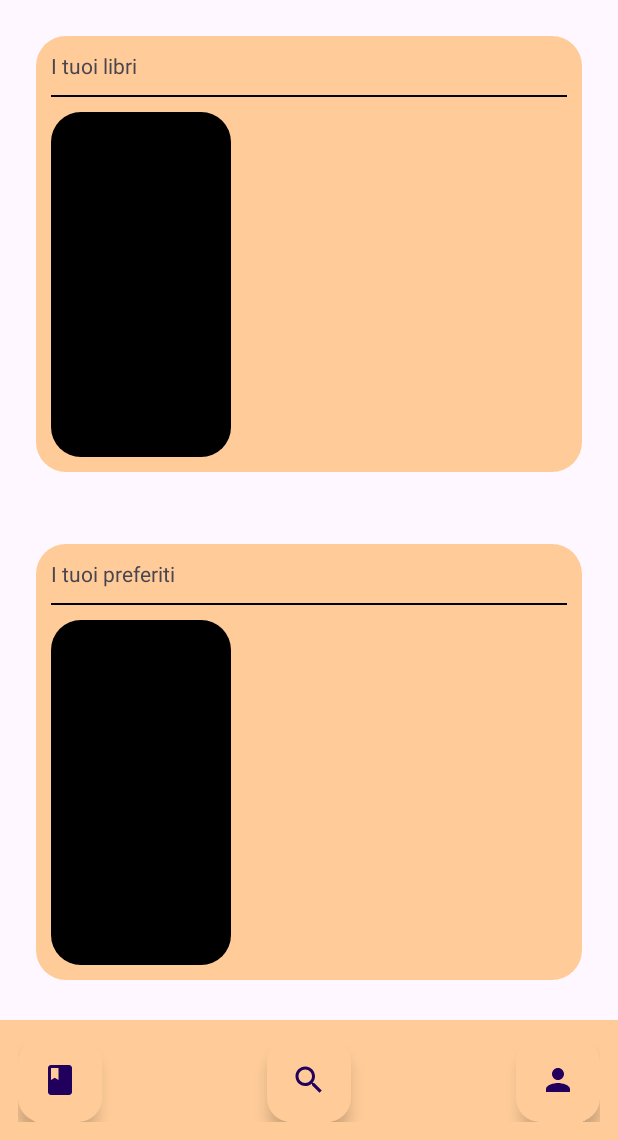
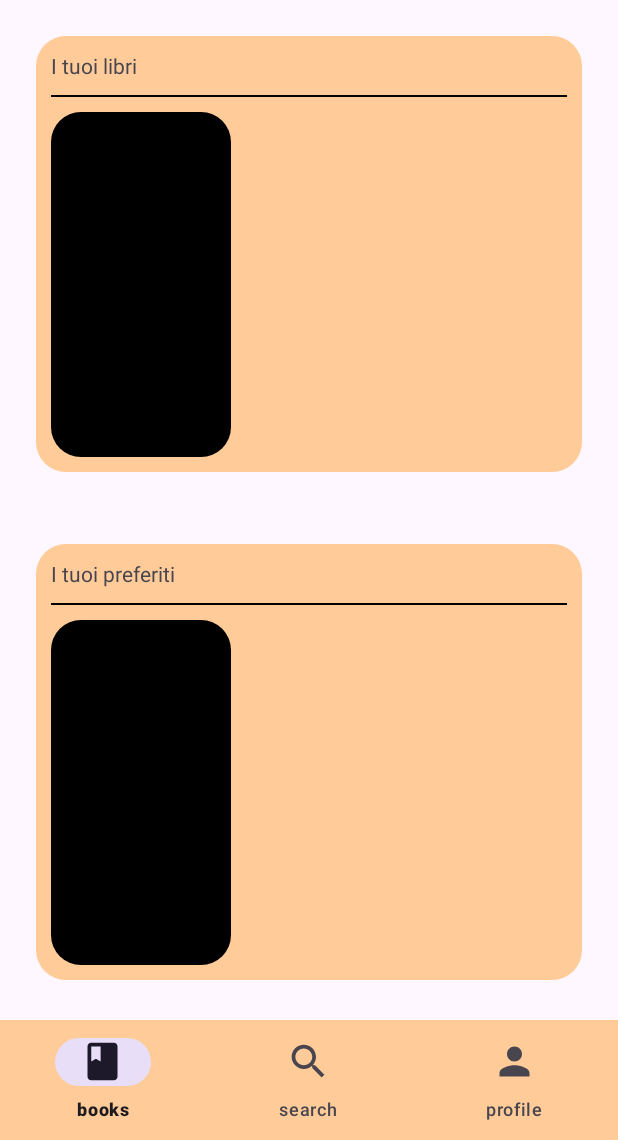
Before and after one commit to LorenzoColombo3/ReadTrack, an Android app: the layout books.xml on its own in the app's theme, with its tools: preview values and no code run, on a phone screen of 412 x 824 dp, the part 96-1236 px from its top. Run offline under Robolectric (Android 15) with nearby library versions, the phone set to English and light mode, and no system bars.

Commit message:
restiling barra di navigazione

```diff
--- a/app/src/main/java/com/example/readtrack/ui/WelcomeActivity.java
+++ b/app/src/main/java/com/example/readtrack/ui/WelcomeActivity.java
@@ -33,13 +33,12 @@ public class WelcomeActivity extends AppCompatActivity {
     @Override
     protected void onCreate(Bundle savedInstanceState) {
         super.onCreate(savedInstanceState);
-        setContentView(R.layout.search);
+        setContentView(R.layout.activity_welcome);
         if (Build.VERSION.SDK_INT >= Build.VERSION_CODES.LOLLIPOP) {
             getWindow().getDecorView().setSystemUiVisibility(
                     View.SYSTEM_UI_FLAG_LAYOUT_FULLSCREEN | View.SYSTEM_UI_FLAG_LAYOUT_STABLE);
             getWindow().setStatusBarColor(Color.TRANSPARENT);
         }
-    }/*
         textInputLayoutEmail = findViewById(R.id.text_input_layout_email);
         textInputLayoutPassword = findViewById(R.id.text_input_layout_password);
         final Button buttonLogin = findViewById(R.id.button_login);
@@ -110,5 +109,5 @@ public class WelcomeActivity extends AppCompatActivity {
             e.printStackTrace();
             Log.d(TAG, "login failed");
         }
-    }*/
+    }
 }
--- a/app/src/main/res/layout/books.xml
+++ b/app/src/main/res/layout/books.xml
@@ -37,7 +37,7 @@
         android:layout_width="wrap_content"
         android:layout_height="0dp"
         android:scrollbarSize="0dp"
-        app:layout_constraintBottom_toTopOf="@+id/coordinatorLayout2"
+        app:layout_constraintBottom_toTopOf="@+id/bottom_navigation"
         app:layout_constraintEnd_toEndOf="parent"
         app:layout_constraintStart_toStartOf="parent"
         app:layout_constraintTop_toBottomOf="@+id/topAppBar">
@@ -192,37 +192,13 @@
 
     </ScrollView>
 
-    <androidx.coordinatorlayout.widget.CoordinatorLayout
-        android:id="@+id/coordinatorLayout2"
+    <com.google.android.material.bottomnavigation.BottomNavigationView
+        android:id="@+id/bottom_navigation"
         android:layout_width="match_parent"
         android:layout_height="wrap_content"
         android:background="@color/pink"
-        android:padding="12dp"
+        app:itemIconSize="30dp"
+        app:itemTextAppearanceActiveBoldEnabled="true"
         app:layout_constraintBottom_toBottomOf="parent"
-        app:layout_constraintEnd_toEndOf="parent"
-        app:layout_constraintStart_toStartOf="parent">
-
-        <com.google.android.material.floatingactionbutton.FloatingActionButton
-            android:layout_width="wrap_content"
-            android:layout_height="wrap_content"
-            android:layout_gravity="left"
-            android:backgroundTint="@color/pink"
-            app:srcCompat="@drawable/baseline_book_24"/>
-
-        <com.google.android.material.floatingactionbutton.FloatingActionButton
-            android:layout_width="wrap_content"
-            android:layout_height="wrap_content"
-            android:backgroundTint="@color/pink"
-            android:layout_gravity="center"
-            app:srcCompat="@drawable/search_image" />
-
-        <com.google.android.material.floatingactionbutton.FloatingActionButton
-            android:layout_width="wrap_content"
-            android:layout_height="wrap_content"
-            android:backgroundTint="@color/pink"
-            android:layout_gravity="right"
-            app:srcCompat="@drawable/profile_image" />
-
-    </androidx.coordinatorlayout.widget.CoordinatorLayout>
-
+        app:menu="@menu/navigation_menu"/>
 </androidx.constraintlayout.widget.ConstraintLayout>
--- /dev/null
+++ b/app/src/main/res/menu/navigation_menu.xml
@@ -0,0 +1,19 @@
+<?xml version="1.0" encoding="utf-8"?>
+<menu xmlns:android="http://schemas.android.com/apk/res/android"
+    xmlns:app="http://schemas.android.com/apk/res-auto">
+    <item
+        android:id="@+id/books"
+        android:enabled="true"
+        android:icon="@drawable/baseline_book_24"
+        android:title="@string/books"/>
+    <item
+        android:id="@+id/search"
+        android:enabled="true"
+        android:icon="@drawable/search_image"
+        android:title="@string/search"/>
+    <item
+        android:id="@+id/profile"
+        android:enabled="true"
+        android:icon="@drawable/profile_image"
+        android:title="@string/profile"/>
+</menu>
--- a/app/src/main/res/values/strings.xml
+++ b/app/src/main/res/values/strings.xml
@@ -16,4 +16,7 @@
     <string name="error_email">L\'email inerita è errata</string>
     <string name="check_login_data_message">Email o password errate</string>
     <string name="searchbar_hint">cerca</string>
+    <string name="books">books</string>
+    <string name="search">search</string>
+    <string name="profile">profile</string>
 </resources>
```
Also changed, not shown: app/src/main/java/com/example/readtrack/ui/BooksActivity.java (added, +7 -0 lines), app/src/main/java/com/example/readtrack/ui/ProfileActivity.java (added, +7 -0 lines), app/src/main/java/com/example/readtrack/ui/SearchActivity.java (added, +7 -0 lines), app/src/main/res/layout/profile.xml (+6 -28 lines), app/src/main/res/layout/search.xml (+14 -45 lines).
